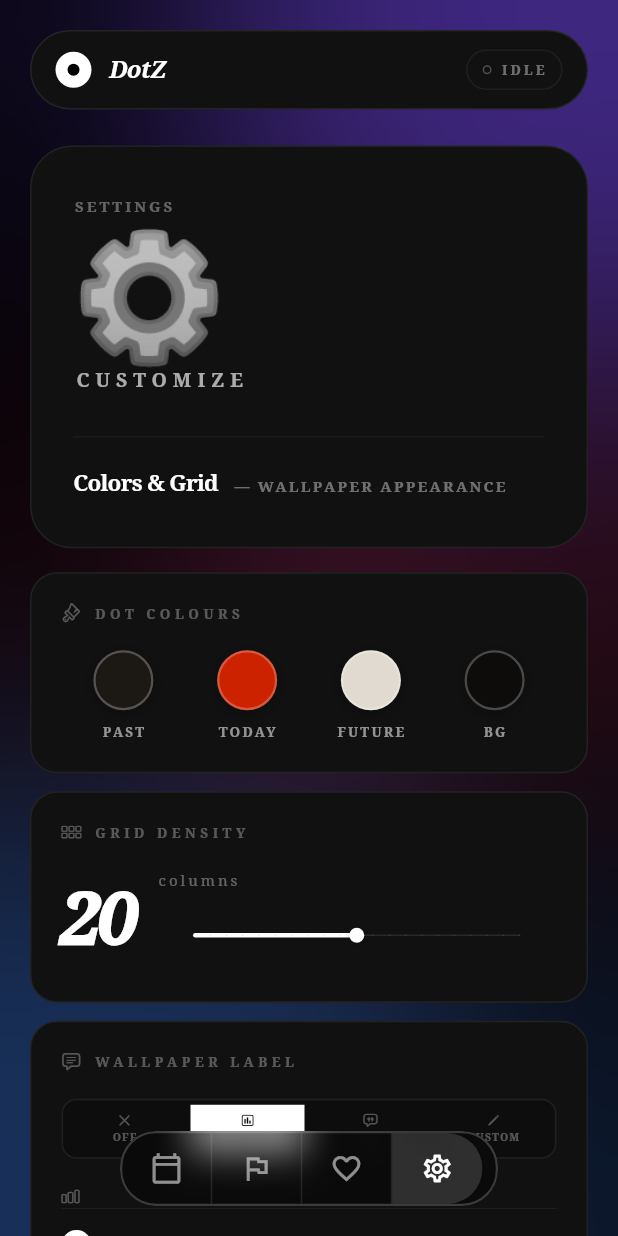
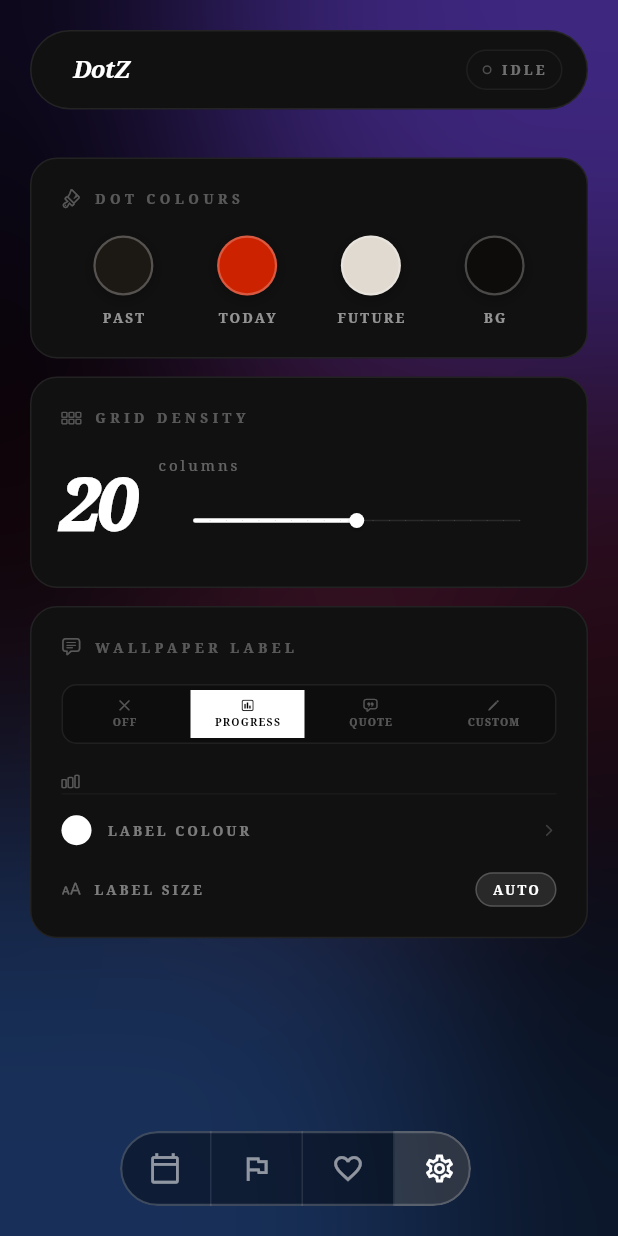
Before and after one commit to harshit36singh/Dotz, a Flutter app: the HomeScreen screen opened directly, after a tap on the "flag" icon, after a tap on the "favorite outline" icon, after a tap on the "settings" icon, on a phone screen of 412 x 824 dp. Run offline on Flutter 3.47's test engine with Material 3 defaults, Android fonts, the phone set to English and light mode, and no system bars; our stand-ins replace flutter_dotenv, shared_preferences; accounts and stored records are empty.

Commit message:
completed most of the features

```diff
--- a/lib/views/home/home_screen.dart
+++ b/lib/views/home/home_screen.dart
@@ -149,18 +149,7 @@ class _HomeScreenState extends State<HomeScreen>
       ),
       child: Row(
         children: [
-          Container(
-            width: 24, height: 24,
-            decoration: const BoxDecoration(
-              color: Colors.white, shape: BoxShape.circle),
-            child: Center(
-              child: Container(
-                width: 8, height: 8,
-                decoration: const BoxDecoration(
-                  color: Colors.black, shape: BoxShape.circle),
-              ),
-            ),
-          ),
+
           const SizedBox(width: 12),
           const Text('DotZ',
             style: TextStyle(
@@ -259,15 +248,8 @@ class _HomeScreenState extends State<HomeScreen>
     crossAxisAlignment: CrossAxisAlignment.start,
     children: [
       _topBar(hPad),
-      HeroSection(
-        tag: _vm.heroTag, bigNum: '⚙',
-        title: _vm.heroTitle, statA: _vm.heroStatA,
-        statB: _vm.heroStatB, hPad: hPad, fade: _af,
-      ),
-      Transform.translate(
-        offset: const Offset(0, -16),
-        child: SettingsPage(vm: _vm),
-      ),
+      const SizedBox(height: 24), // Added a clean gap instead of the Hero card
+      SettingsPage(vm: _vm),
     ],
   );
 
@@ -328,7 +310,12 @@ class _HomeScreenState extends State<HomeScreen>
         body: Stack(children: [
           _buildBackground(context),
           SafeArea(
-            child: Stack(children: [
+            child: Stack(
+              // ── THE FIX ──
+              // Forces the Stack to take up the full screen height even if
+              // the settings content is very short. This keeps the navbar pinned!
+              fit: StackFit.expand,
+              children: [
                 SingleChildScrollView(
                   physics: const BouncingScrollPhysics(),
                   padding: const EdgeInsets.only(bottom: 120),
@@ -336,14 +323,15 @@ class _HomeScreenState extends State<HomeScreen>
                       ? _settingsBody(hPad)
                       : _calendarBody(hPad, ph),
                 ),
-              // Glass navbar — kept glass intentionally
+                // Glass navbar
                 Positioned(
                   left: navSideInset,
-                right: navSideInset,
+                  right: (navSideInset+18), // Removed the +18 so it stays perfectly centered
                   bottom: 20,
                   child: FloatingNavBar(mode: _vm.mode, onTap: _switchMode),
                 ),
-            ]),
+              ],
+            ),
           ),
         ]),
       ),
--- a/lib/views/setting/setting_page.dart
+++ b/lib/views/setting/setting_page.dart
@@ -63,12 +63,8 @@ class SettingsPage extends StatelessWidget {
             icon: CupertinoIcons.text_bubble,
             child: _LabelModeSection(vm: vm),
           )),
-          const SizedBox(width: 16),
-          Expanded(flex: 2, child: _DarkSection(
-            title: 'ABOUT',
-            icon: CupertinoIcons.info_circle,
-            child: _AboutContent(),
-          )),
+
+
         ],
       ),
     ],
@@ -99,12 +95,7 @@ class SettingsPage extends StatelessWidget {
         icon: CupertinoIcons.text_bubble,
         child: _LabelModeSection(vm: vm),
       ),
-      const SizedBox(height: 12),
-      _DarkSection(
-        title: 'ABOUT',
-        icon: CupertinoIcons.info_circle,
-        child: _AboutContent(),
-      ),
+
     ],
   );
 }
@@ -157,24 +148,7 @@ class _GridDensityContent extends StatelessWidget {
   }
 }
 
-// ── About content ──────────────────────────────────────────────────
-class _AboutContent extends StatelessWidget {
-  @override
-  Widget build(BuildContext context) => Column(
-    crossAxisAlignment: CrossAxisAlignment.start,
-    children: [
-      _AboutRow(label: 'App',     value: 'DotZ'),
-      _AboutRow(label: 'Version', value: '1.0.0'),
-      _AboutRow(label: 'Purpose', value: 'Live dot wallpapers'),
-      const SizedBox(height: 10),
-      Text(
-        'Each dot is a day. Watch your year, goals, and life unfold—one dot at a time.',
-        style: TextStyle(
-          color: Colors.white.withOpacity(0.3),
-          fontSize: 12, height: 1.7)),
-    ],
-  );
-}
+
 
 // ── Label mode section ─────────────────────────────────────────────
 class _LabelModeSection extends StatelessWidget {
--- a/lib/views/widgets/floating_nav_bar.dart
+++ b/lib/views/widgets/floating_nav_bar.dart
@@ -18,14 +18,21 @@ class FloatingNavBar extends StatelessWidget {
     ];
 
     return ClipRRect(
-      borderRadius: BorderRadius.circular(24),
+      borderRadius: BorderRadius.circular(100),
       child: BackdropFilter(
         filter: ImageFilter.blur(sigmaX: 12.0, sigmaY: 12.0),
         child: Container(
           height: 50,
+          // 1. Force children (the white highlights) to clip perfectly
+          // to the exact curve of this container.
+          clipBehavior: Clip.antiAlias,
           decoration: BoxDecoration(
             color: Colors.black.withOpacity(0.4),
-            borderRadius: BorderRadius.circular(24),
+            borderRadius: BorderRadius.circular(100),
+          ),
+          // 2. Draw the border ON TOP of everything to hide any microscopic bleeding
+          foregroundDecoration: BoxDecoration(
+            borderRadius: BorderRadius.circular(100),
             border: Border.all(
               color: Colors.white.withOpacity(0.2),
               width: 1.5,
@@ -33,40 +40,34 @@ class FloatingNavBar extends StatelessWidget {
           ),
           child: Row(
             mainAxisSize: MainAxisSize.min,
-            children: List.generate(items.length, (i) {
+            children: _buildItems(items),
+          ),
+        ),
+      ),
+    );
+  }
+
+  // 3. Helper method to build the buttons and dividers separately
+  List<Widget> _buildItems(List<(CalendarMode, IconData)> items) {
+    List<Widget> widgets = [];
+
+    for (int i = 0; i < items.length; i++) {
       final (m, icon) = items[i];
-              final active    = mode == m;
-              final isFirst   = i == 0;
-              final isLast    = i == items.length - 1;
+      final active = mode == m;
 
-              return GestureDetector(
+      // Add the symmetrical button
+      widgets.add(
+        GestureDetector(
           behavior: HitTestBehavior.opaque,
           onTap: () => onTap(m),
           child: AnimatedContainer(
             duration: const Duration(milliseconds: 200),
             height: double.infinity,
-                  width: 60,
+            width: 60, // Perfectly 60px wide now, no stolen border pixels!
             alignment: Alignment.center,
             decoration: BoxDecoration(
-                    // Active pill: same border-radius as the outer container
-                    // on the outer edges, so the highlight butts cleanly against
-                    // the pill border on both first and last items.
-                    color: active
-                        ? Colors.white.withOpacity(0.15)
-                        : Colors.transparent,
-                    borderRadius: BorderRadius.horizontal(
-                      left:  isFirst ? const Radius.circular(23) : Radius.zero,
-                      right: isLast  ? const Radius.circular(23) : Radius.zero,
-                    ),
-                    // Separator line between items (not after last)
-                    border: !isLast
-                        ? Border(
-                            right: BorderSide(
-                              color: Colors.white.withOpacity(0.1),
-                              width: 1,
-                            ),
-                          )
-                        : null,
+              color: active ? Colors.white.withOpacity(0.15) : Colors.transparent,
+              // NO borders inside the button decoration anymore
             ),
             child: Icon(
               icon,
@@ -74,11 +75,21 @@ class FloatingNavBar extends StatelessWidget {
               size: 22,
             ),
           ),
+        ),
       );
-            }),
-          ),
-        ),
+
+      // Add the 1-pixel divider as its own standalone widget (if not the last item)
+      if (i < items.length - 1) {
+        widgets.add(
+          Container(
+            width: 1,
+            height: double.infinity,
+            color: Colors.white.withOpacity(0.1),
           ),
         );
       }
     }
+
+    return widgets;
+  }
+}
```
Lines whose indentation alone changed are shown as unchanged.
